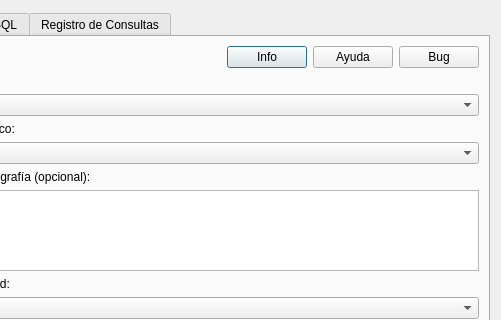
The window that censo_argentino_qgis/dialog.ui (nlebovits/censo-argentino-qgis) describes before a commit, drawn with Qt 5; both pictures show x 99 to 600 and y 0 to 320 of the 600 by 850 pixel window.
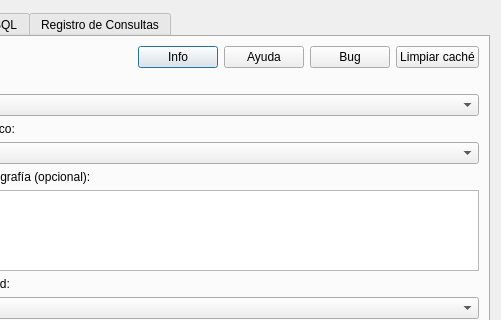
The same window after the commit.

Commit message:
Agregar botón para limpiar caché en la interfaz
Permite a los usuarios resetear datos en caché cuando están
desactualizados o corruptos. El botón elimina ~/.cache/qgis-censo-argentino/
y recarga los datos desde el servidor.

Patch:
```diff
--- a/censo_argentino_qgis/dialog.ui
+++ b/censo_argentino_qgis/dialog.ui
@@ -77,6 +77,16 @@
            </property>
           </widget>
          </item>
+         <item>
+          <widget class="QPushButton" name="btnClearCache">
+           <property name="text">
+            <string>Limpiar caché</string>
+           </property>
+           <property name="toolTip">
+            <string>Eliminar datos en caché para forzar recarga desde el servidor</string>
+           </property>
+          </widget>
+         </item>
         </layout>
        </item>
        <item>
```
The commit also changes 1 other file.
